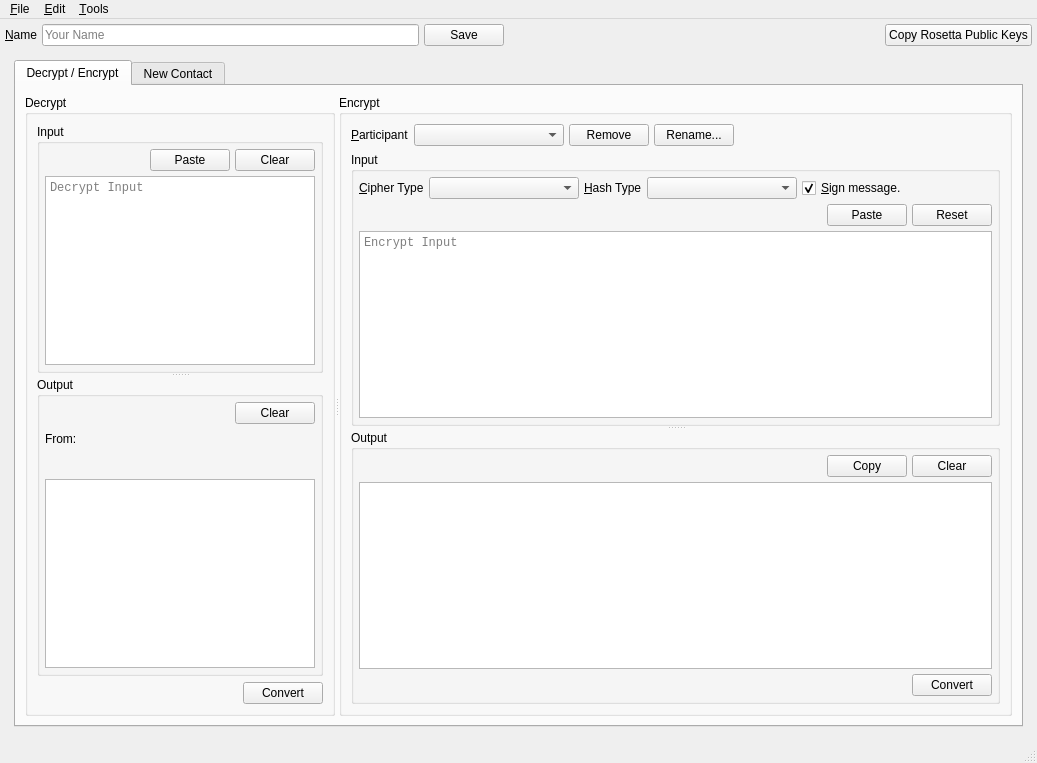
Above: branches/trunk/UI/spot-on-rosetta.ui from textbrowser/spot-on before the change. Below: the same form after it.
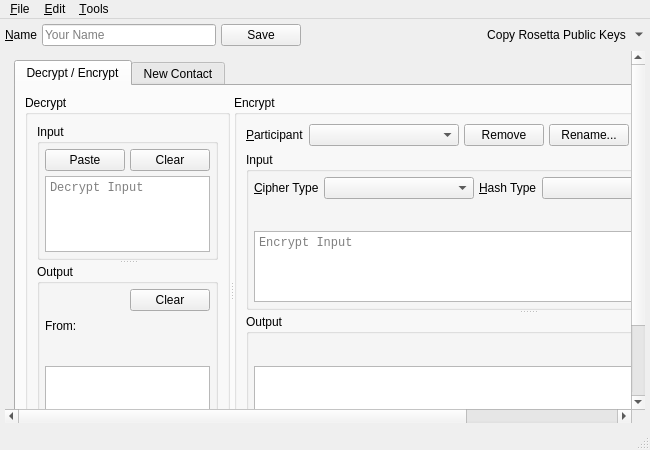
That is the form after the change. Icons and pictures are not drawn.

Diff of the .ui file:
```diff
--- a/branches/trunk/UI/spot-on-rosetta.ui
+++ b/branches/trunk/UI/spot-on-rosetta.ui
@@ -6,8 +6,8 @@
    <rect>
     <x>0</x>
     <y>0</y>
-    <width>1037</width>
-    <height>763</height>
+    <width>650</width>
+    <height>450</height>
    </rect>
   </property>
   <property name="windowIcon">
@@ -74,13 +74,19 @@
        </spacer>
       </item>
       <item>
-       <widget class="QPushButton" name="copy">
+       <widget class="QToolButton" name="copy">
         <property name="toolTip">
          <string>Copy your public key pairs to the clipboard buffer.</string>
         </property>
         <property name="text">
          <string>Copy Rosetta Public Keys</string>
         </property>
+        <property name="popupMode">
+         <enum>QToolButton::MenuButtonPopup</enum>
+        </property>
+        <property name="autoRaise">
+         <bool>true</bool>
+        </property>
        </widget>
       </item>
      </layout>
@@ -98,8 +104,8 @@
         <rect>
          <x>0</x>
          <y>0</y>
-         <width>1027</width>
-         <height>659</height>
+         <width>888</width>
+         <height>561</height>
         </rect>
        </property>
        <layout class="QVBoxLayout" name="verticalLayout_5">
@@ -744,7 +750,7 @@
     <rect>
      <x>0</x>
      <y>0</y>
-     <width>1037</width>
+     <width>650</width>
      <height>30</height>
     </rect>
    </property>
```
